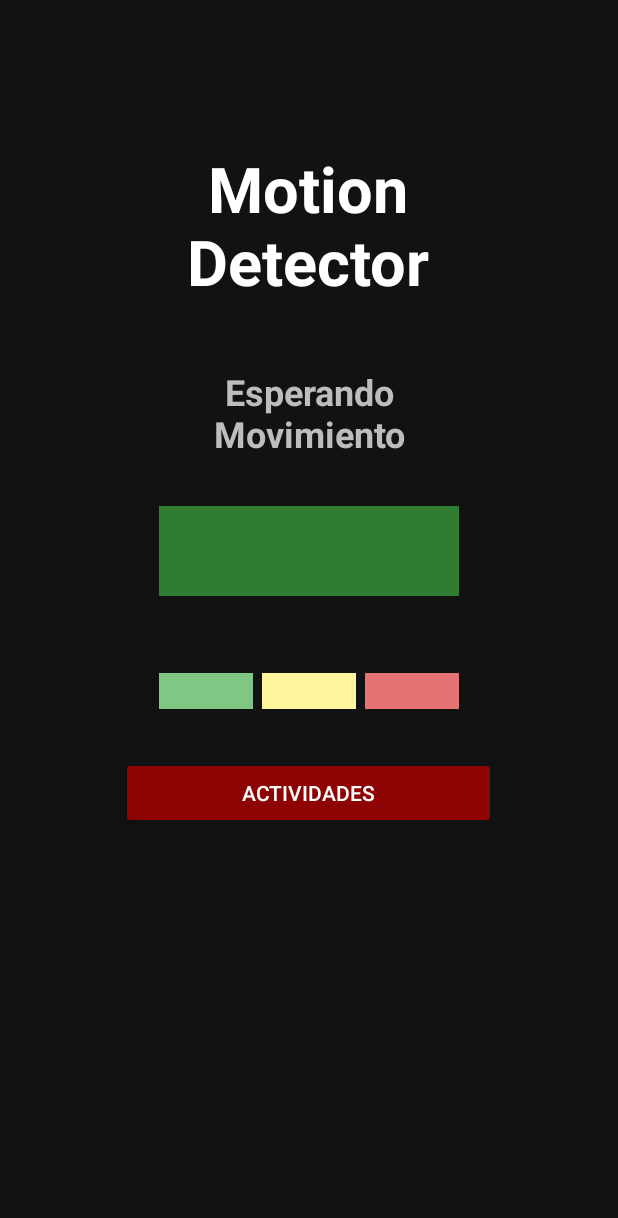
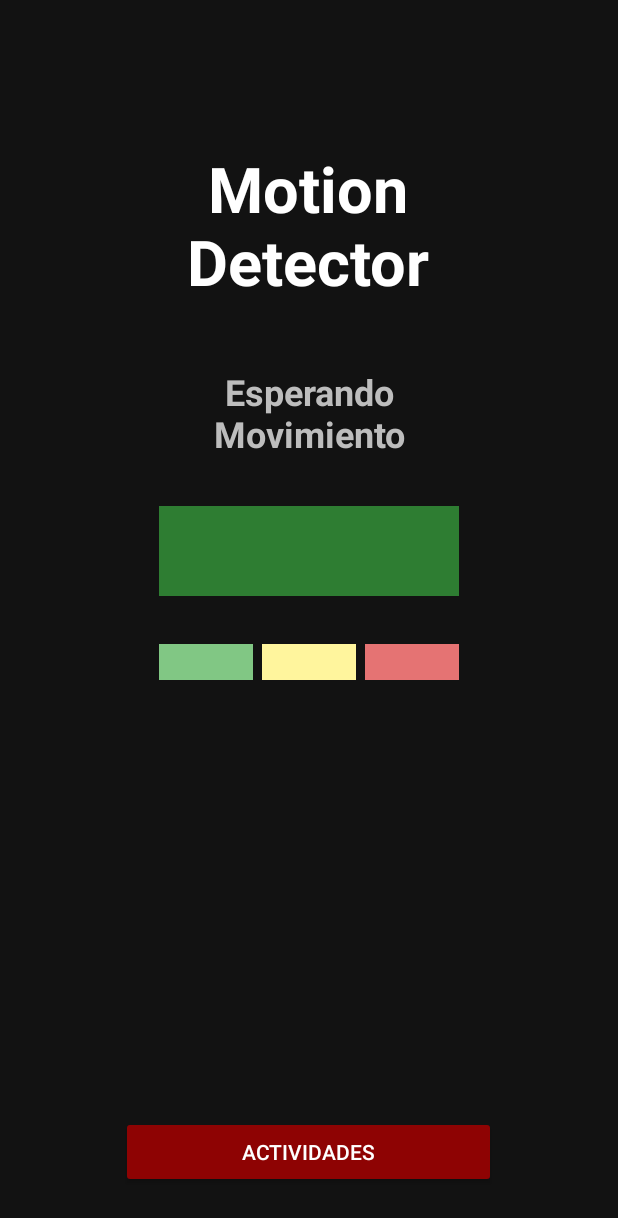
Before and after one commit to JorgeGlzLlamas/MotionDetector, an Android app: the screen it shows after launch (MainActivity), on a phone screen of 412 x 824 dp. Shown: the top 1218 px of the screen. Run offline under Robolectric (Android 15) with nearby library versions, the phone set to English and light mode, and no system bars; libraries missing offline, so code that uses them is left out: com.google.android.gms; 1 statement that could not run was skipped.

Commit message:
update Interfaces

```diff
--- a/mobile/src/main/res/layout/activity_main.xml
+++ b/mobile/src/main/res/layout/activity_main.xml
@@ -43,12 +43,6 @@
         android:textSize="20sp"
         android:textStyle="bold" />
 
-    <TextView
-        android:id="@+id/tvTimestamp"
-        android:layout_width="wrap_content"
-        android:layout_height="wrap_content"
-        android:textColor="#FFFCFC" />
-
     <LinearLayout
         android:id="@+id/barraGravedad"
         android:layout_width="200dp"
@@ -81,6 +75,18 @@
             android:background="#E57373" />
     </LinearLayout>
 
+    <TextView
+        android:id="@+id/tvTimestamp"
+        android:layout_width="wrap_content"
+        android:layout_height="wrap_content"
+        android:textColor="#FFFCFC" />
+
+    <!-- Espacio para empujar el botón hacia abajo -->
+    <Space
+        android:layout_width="0dp"
+        android:layout_height="0dp"
+        android:layout_weight="1" />
+
     <Button
         android:id="@+id/btnActividades"
         android:layout_width="250dp"
--- a/wear/src/main/java/com/example/motiondetector/presentation/MainActivity.kt
+++ b/wear/src/main/java/com/example/motiondetector/presentation/MainActivity.kt
@@ -37,7 +37,7 @@ class MainActivity : ComponentActivity() {
             .addOnSuccessListener { nodes ->
                 if (nodes.isNotEmpty()) {
                     val deviceName = nodes.joinToString { it.displayName }
-                    tvDeviceStatus.text = "Conectado a: $deviceName"
+                    tvDeviceStatus.text = "Conectado a:\n$deviceName"
                 } else {
                     tvDeviceStatus.text = "Dispositivo no conectado"
                 }
```
Also changed, not shown: mobile/src/main/java/com/example/motiondetector/MainActivity.kt (+10 -9 lines), 1 other file.
